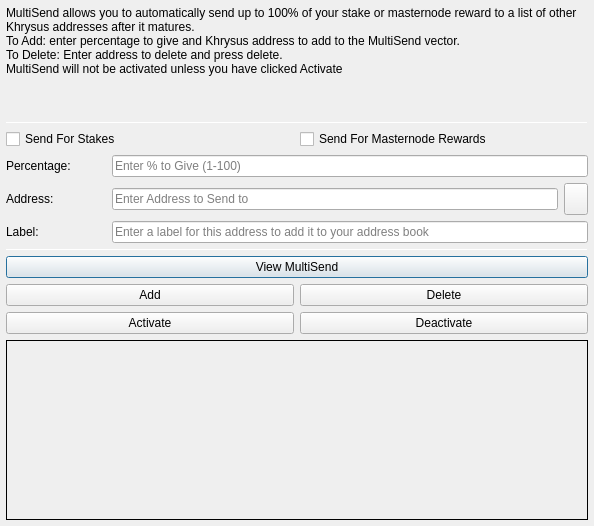
Qt form src/qt/forms/multisenddialog.ui (Khrysus-dev/KhrysusCoin) before a commit.
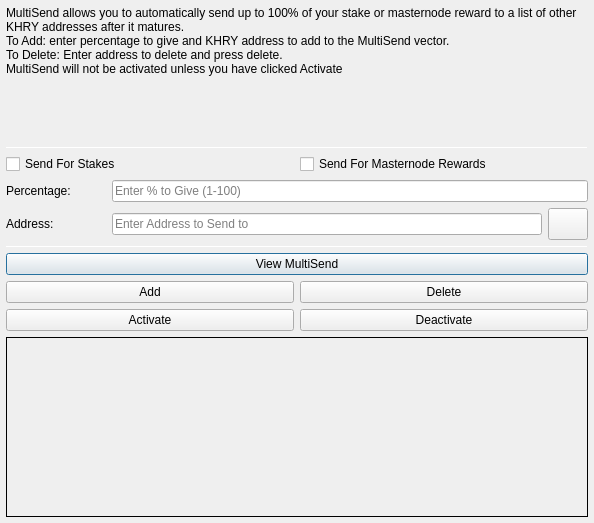
The same form after that commit. Icons and pictures are not drawn.

What changed in the file:
```diff
--- a/src/qt/forms/multisenddialog.ui
+++ b/src/qt/forms/multisenddialog.ui
@@ -10,7 +10,7 @@
     <x>0</x>
     <y>0</y>
     <width>594</width>
-    <height>526</height>
+    <height>523</height>
    </rect>
   </property>
   <property name="windowTitle">
@@ -21,15 +21,15 @@
     <number>6</number>
    </property>
    <item>
-    <layout class="QVBoxLayout" name="verticalLayout_Main" stretch="1,1,1,0,1,1,1">
+    <layout class="QVBoxLayout" name="verticalLayout_Main" stretch="1,1,1,1,1,1">
      <item>
       <widget class="QLabel" name="label_2">
        <property name="lineWidth">
         <number>1</number>
        </property>
        <property name="text">
-        <string>MultiSend allows you to automatically send up to 100% of your stake or masternode reward to a list of other Khrysus addresses after it matures.
-To Add: enter percentage to give and Khrysus address to add to the MultiSend vector.
+        <string>MultiSend allows you to automatically send up to 100% of your stake or masternode reward to a list of other KHRY addresses after it matures.
+To Add: enter percentage to give and KHRY address to add to the MultiSend vector.
 To Delete: Enter address to delete and press delete.
 MultiSend will not be activated unless you have clicked Activate</string>
        </property>
@@ -139,7 +139,7 @@
           </widget>
          </item>
          <item>
-          <widget class="QToolButton" name="addressBookButton">
+          <widget class="QPushButton" name="addressBookButton">
            <property name="maximumSize">
             <size>
              <width>16777215</width>
@@ -159,36 +159,15 @@
            <property name="shortcut">
             <string>Alt+A</string>
            </property>
+           <property name="autoDefault">
+            <bool>false</bool>
+           </property>
           </widget>
          </item>
         </layout>
        </item>
       </layout>
      </item>
-     <item>
-      <layout class="QHBoxLayout" name="horizontalLayout_3">
-       <item>
-        <widget class="QLabel" name="label_3">
-         <property name="minimumSize">
-          <size>
-           <width>100</width>
-           <height>0</height>
-          </size>
-         </property>
-         <property name="text">
-          <string>Label:</string>
-         </property>
-        </widget>
-       </item>
-       <item>
-        <widget class="QLineEdit" name="labelAddressLabelEdit">
-         <property name="placeholderText">
-          <string>Enter a label for this address to add it to your address book</string>
-         </property>
-        </widget>
-       </item>
-      </layout>
-     </item>
      <item>
       <widget class="Line" name="line_2">
        <property name="minimumSize">
```
Left out of the diff: 11 changed lines with no effect on the pictures.
